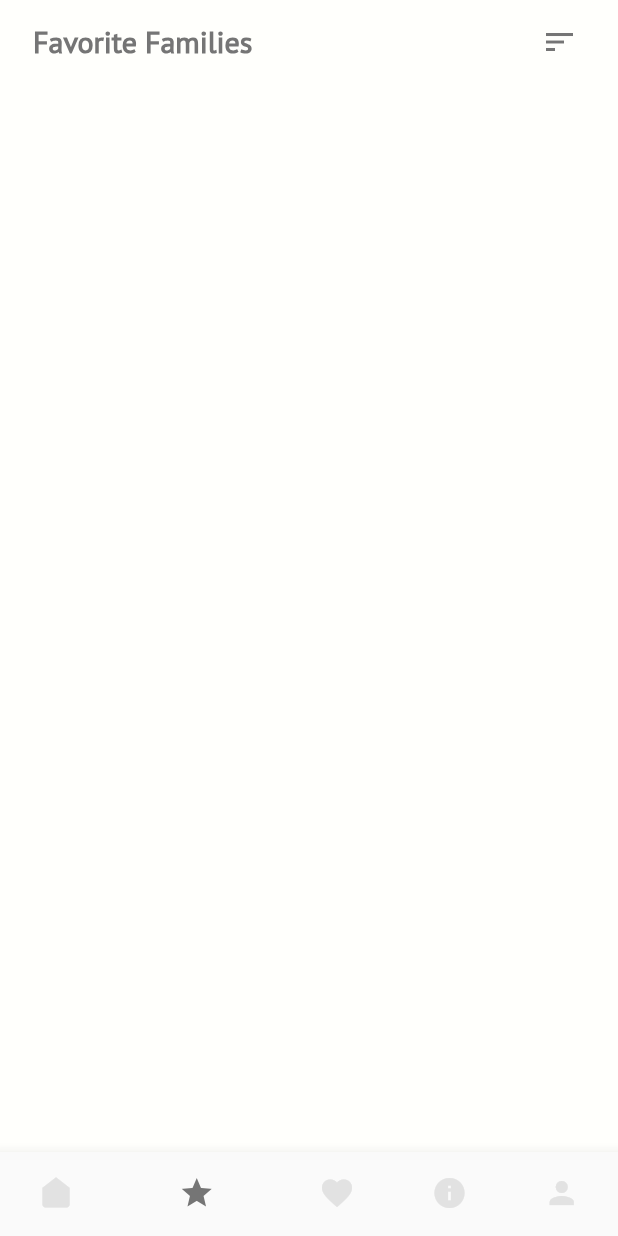
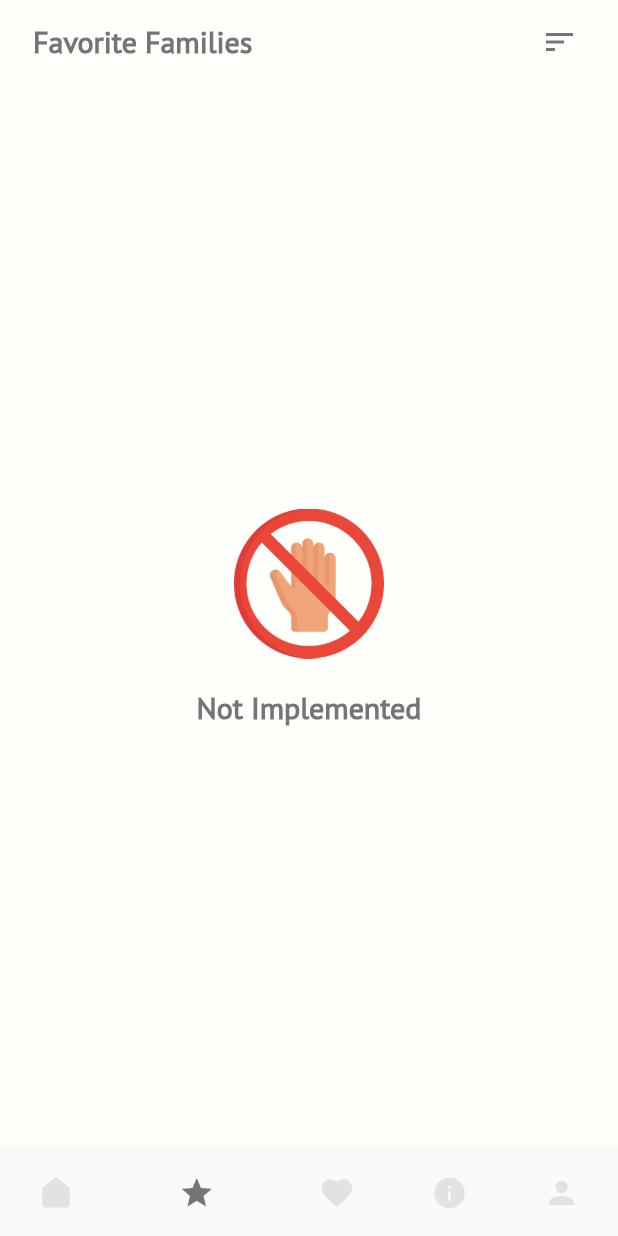
Before and after one commit to EmmanuelJoshua/Family-App, a Flutter app: the screen it shows after launch, item 2 of the bottom bar chosen, on a phone screen of 412 x 824 dp. Run offline on Flutter 3.47's test engine with Material 2 defaults, Android fonts, the light colour scheme and no system bars; our stand-ins replace sticky_headers.

Commit message:
final changes.

```diff
--- a/familyapp/lib/ui/favoritefamilies.dart
+++ b/familyapp/lib/ui/favoritefamilies.dart
@@ -0,0 +1,23 @@
+import 'package:flutter/material.dart';
+
+import '../theme.dart';
+
+class FavoriteFamiles extends StatelessWidget {
+  @override
+  Widget build(BuildContext context) {
+    return Center(
+      child: Column(
+        mainAxisAlignment: MainAxisAlignment.center,
+        children: <Widget>[
+          Image.asset(
+            'assets/images/signs.png',
+            height: 100,
+            width: 100,
+          ),
+          Padding(padding: EdgeInsets.all(10),),
+          Text('Not Implemented', style: headlines)
+        ],
+      ),
+    );
+  }
+}
--- a/familyapp/lib/ui/landingpage.dart
+++ b/familyapp/lib/ui/landingpage.dart
@@ -2,6 +2,8 @@ import 'package:flutter/material.dart';
 import 'package:familyapp/theme.dart';
 
 import 'aboutpage.dart';
+import 'accountpage.dart';
+import 'favoritefamilies.dart';
 import 'homepage.dart';
 import 'lovedoffers.dart';
 
@@ -11,11 +13,13 @@ class LandingPage extends StatefulWidget {
 }
 
 class _LandingPageState extends State<LandingPage> {
+  //Declaration of bottom nav index
   int bottomIndex = 0;
 
-  final List<String> headerCategories = ['Discover', 'Favorite Families', 'Loved Offers', '', 'Account'];
+  //Declaration of page headers, pages, and pages icon
+  final List<String> headerCategories = ['Discover', 'Favorite Families', 'Loved Offers', 'About', ''];
 
-  final List<Widget> children = [HomePage(), Container(), LovedOffers(), AboutDeveloper(), Container()];
+  final List<Widget> children = [HomePage(), FavoriteFamiles(), LovedOffers(), AboutApp() , AboutDeveloper()];
 
   final List<Widget> headerIcons = [
     Padding(
@@ -49,7 +53,9 @@ class _LandingPageState extends State<LandingPage> {
 
   @override
   Widget build(BuildContext context) {
+    //Main Scaffold
     return Scaffold(
+      //AppBar
         appBar: AppBar(
           title: Padding(
             padding: const EdgeInsets.only(left: 6),
@@ -58,12 +64,13 @@ class _LandingPageState extends State<LandingPage> {
               style: headlines,
             ),
           ),
-          backgroundColor: bottomIndex == 3 ? Color(0xFF1D2427) : primaryColor,
+          backgroundColor: bottomIndex == 4 ? Color(0xFF1D2427) : primaryColor,
           elevation: 0.0,
           actions: <Widget>[
             headerIcons[bottomIndex]
           ],
         ),
+        //Bottom Navigation
         bottomNavigationBar: BottomNavigationBar(
 //          elevation: 2,
             selectedItemColor: primaryText,
@@ -88,6 +95,8 @@ class _LandingPageState extends State<LandingPage> {
                   icon: Icon(Icons.person), title: Text('')),
             ]),
         backgroundColor: primaryColor,
+
+        //Different Pages
         body: children[bottomIndex]
     );
   }
--- a/familyapp/pubspec.yaml
+++ b/familyapp/pubspec.yaml
@@ -64,6 +64,7 @@ flutter:
   - assets/images/envelope.png
   - assets/images/thumbs.png
   - assets/images/user.png
+  - assets/images/signs.png
 
   fonts:
   - family: PTsans
```
Also changed, not shown: familyapp/lib/ui/aboutpage.dart (+55 -15 lines), familyapp/lib/ui/accountpage.dart (+23 -0 lines), familyapp/lib/ui/homepage.dart (+57 -0 lines), familyapp/lib/ui/lovedoffers.dart (+31 -7 lines), familyapp/appimages/developer1.jpg (added), familyapp/appimages/developer2.jpg (added), familyapp/appimages/landing1.jpg (added), familyapp/assets/images/signs.png (added), 1 other file.
